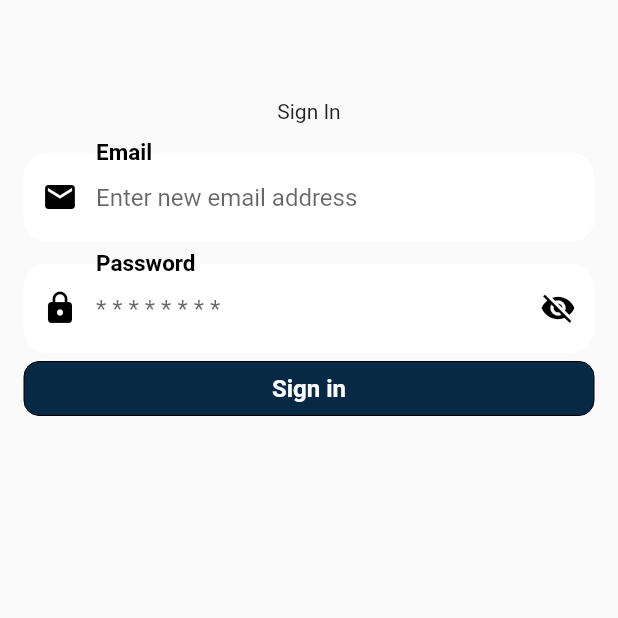
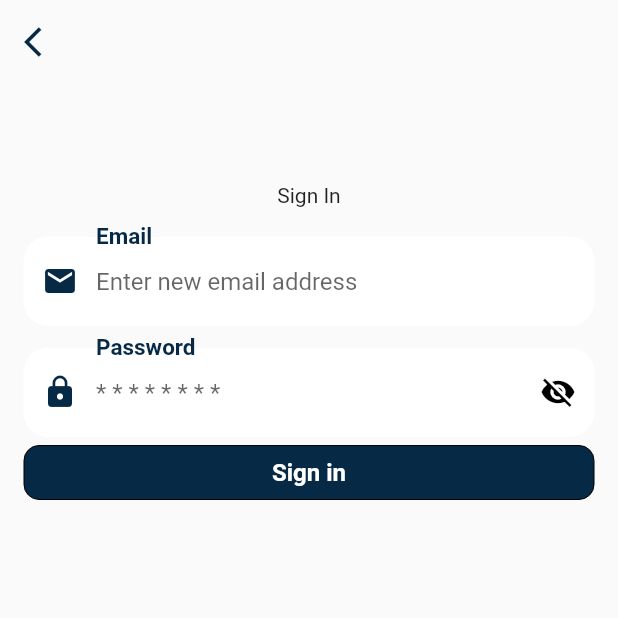
Before and after one commit to yusufabdo20/kick_off, a Flutter app: the screen it shows after launch, after a tap on "Register", on a phone screen of 412 x 824 dp, the top half of it. Run offline on Flutter 3.47's test engine with Material 2 defaults, Android fonts, the light colour scheme and no system bars; our stand-ins replace fluttertoast, shared_preferences; Roboto replaces fonts that are missing (JostBold).

Commit message:
edit primary color

```diff
--- a/lib/components/app_routes.dart
+++ b/lib/components/app_routes.dart
@@ -1,4 +1,5 @@
 import 'package:flutter/material.dart';
+import 'package:kick_off/screens/home_screen.dart';
 
 import '../screens/register_screen.dart';
 import '../screens/signIn_screen.dart';
@@ -6,4 +7,5 @@ import '../screens/signIn_screen.dart';
 Map<String, Widget Function(BuildContext)> appRoutes={
       SignUpScreen.id:(context) => SignUpScreen(),
       SignInScreen.id:(context) => SignInScreen(),
+      HomeScreen.id:(context) => HomeScreen(),
     } ;
--- a/lib/components/components.dart
+++ b/lib/components/components.dart
@@ -12,7 +12,7 @@ Widget buildFormFieldText({
   String? hintText,
   TextInputType? keyboardType,
   IconData? prefixIcon,
-  Color prefixIconColor = Colors.black,
+  Color prefixIconColor = primaryColor,
   String? Function(String?)? validate,
   IconData? suffix,
   Color? suffixColor = Colors.black,
@@ -24,7 +24,7 @@ Widget buildFormFieldText({
   bool isClickable = true,
   Color backgroundOfTextFeild = Colors.white,
   Color notFocusedBorderColor = Colors.white,
-  Color focusedBorderColor = Colors.black,
+  Color focusedBorderColor = primaryColor,
 }) =>
     TextFormField(
         obscureText: isSecure,
@@ -39,7 +39,7 @@ Widget buildFormFieldText({
               fontSize: 20),
           fillColor: backgroundOfTextFeild,
           border: const OutlineInputBorder(
-              // borderSide: BorderSide(width: 3, color: Colors.yellowAccent),
+              borderSide: BorderSide(width: 3, color: Colors.yellowAccent),
               borderRadius: BorderRadius.all(Radius.circular(16))),
           enabledBorder: OutlineInputBorder(
               borderSide: BorderSide(width: 0, color: notFocusedBorderColor),
--- a/lib/main.dart
+++ b/lib/main.dart
@@ -1,6 +1,7 @@
 import 'package:flutter/material.dart';
 
 import 'components/app_routes.dart';
+import 'screens/home_screen.dart';
 import 'screens/register_screen.dart';
 import 'screens/signIn_screen.dart';
 
--- a/lib/screens/home_screen.dart
+++ b/lib/screens/home_screen.dart
@@ -3,8 +3,8 @@ import 'package:flutter/src/widgets/container.dart';
 import 'package:flutter/src/widgets/framework.dart';
 
 class HomeScreen extends StatelessWidget {
-  const HomeScreen({super.key});
-
+   HomeScreen({super.key});
+   static String id ="home screen" ;
   @override
   Widget build(BuildContext context) {
     return Scaffold(
--- a/lib/screens/signIn_screen.dart
+++ b/lib/screens/signIn_screen.dart
@@ -23,6 +23,16 @@ class _SignInScreenState extends State<SignInScreen> {
     return Scaffold(
       resizeToAvoidBottomInset: false,
       // backgroundColor: rgbBahgaPurple1,
+      appBar: AppBar(
+        backgroundColor: Colors.transparent,
+        leading: IconButton(
+            onPressed: () {
+              Navigator.pop(context);
+            },
+            icon: Icon(Icons.arrow_back_ios),
+            color: primaryColor),
+        elevation: 0,
+      ),
       body: SafeArea(
         child: Container(
           child: Column(
```
